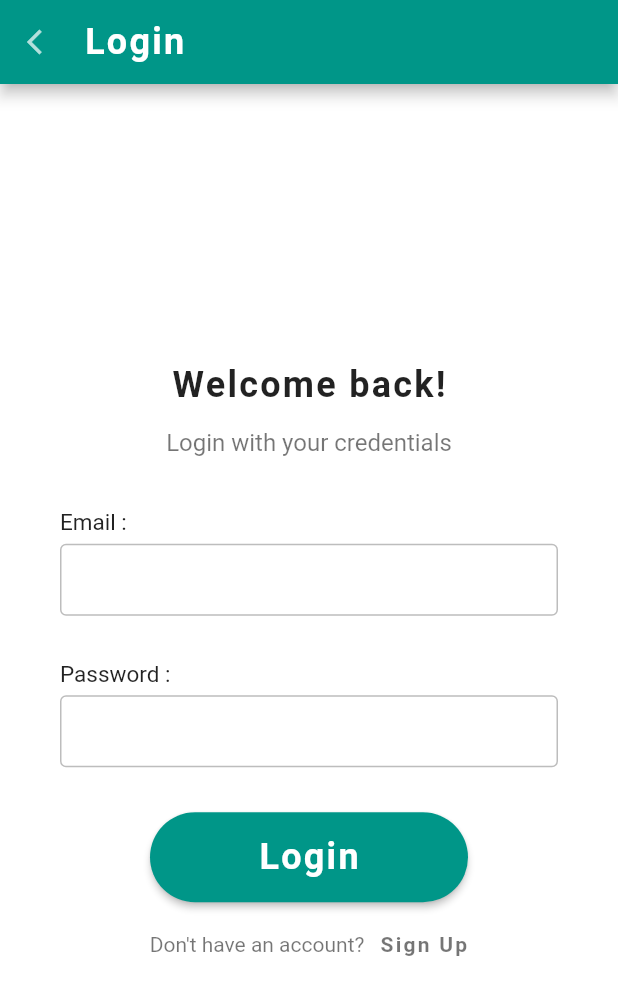
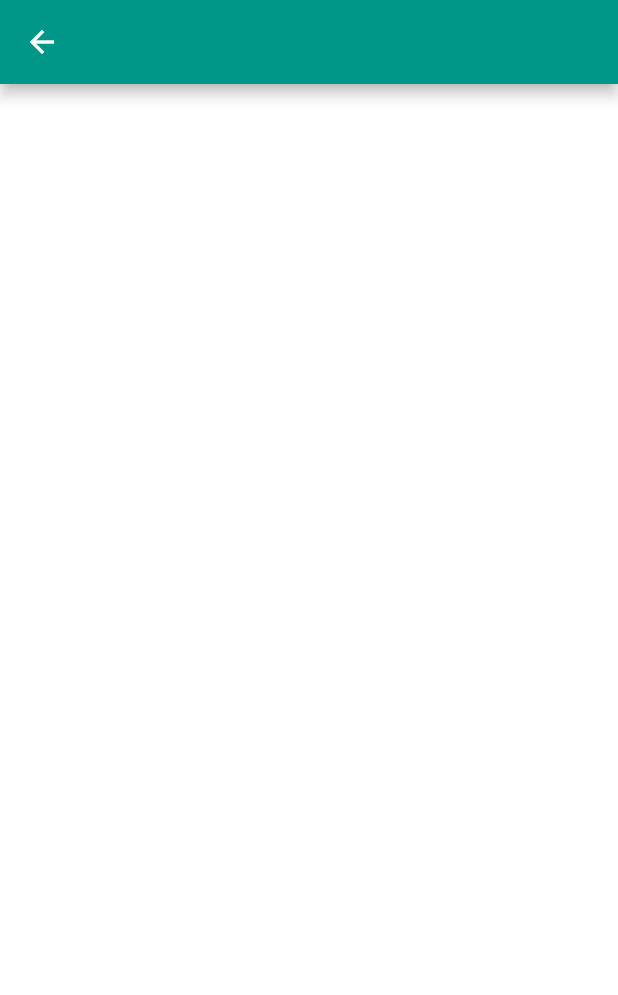
Before and after one commit to AsthaGarg16/CZ3002-FIT, a Flutter app: the Login screen opened directly, after a tap on "Login", on a phone screen of 412 x 824 dp. Shown: the top 995 px of the screen. Run offline on Flutter 3.47's test engine with Material 2 defaults, Android fonts, the phone set to English and light mode, and no system bars; Roboto replaces fonts that are missing (mw).

Commit message:
Added blank page from login click

```diff
--- /dev/null
+++ b/fit/lib/UI/BlankPage.dart
@@ -0,0 +1,15 @@
+import 'package:flutter/material.dart';
+
+class BlankPage extends StatefulWidget{
+  @override
+  State<BlankPage> createState() => _BlankPageState();
+}
+
+class _BlankPageState extends State<BlankPage>{
+  @override
+  Widget build(BuildContext context){
+    return Scaffold(
+      appBar: AppBar(),
+    );
+  }
+}
--- a/fit/lib/UI/Login.dart
+++ b/fit/lib/UI/Login.dart
@@ -1,4 +1,7 @@
 import 'package:flutter/material.dart';
+
+import './BlankPage.dart';
+
 
 class Login extends StatelessWidget {
   @override
@@ -47,7 +50,13 @@ class Login extends StatelessWidget {
                     child: MaterialButton(
                       minWidth: double.infinity,
                       height:60,
-                      onPressed: (){},
+                      onPressed: (){
+                        Navigator.of(context).push(
+                            MaterialPageRoute(
+                                builder: (BuildContext context) => BlankPage()
+                            )
+                        );
+                      },
                       color: Theme.of(context).colorScheme.primary,
                       shape: RoundedRectangleBorder(
                           borderRadius: BorderRadius.circular(40)
```
